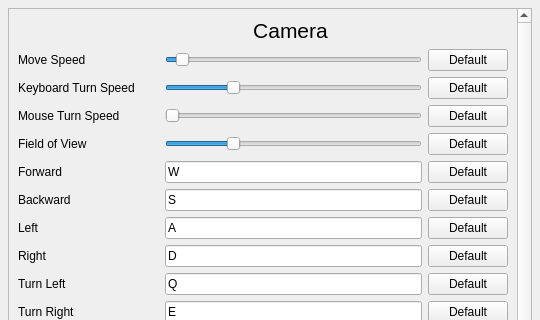
First picture: the form in src/window/settings/SettingsDialog.ui, repository usnistgov/NetSimulyzer, before the edit; both pictures show x 0 to 540 and y 0 to 320 of the 540 by 677 pixel window.
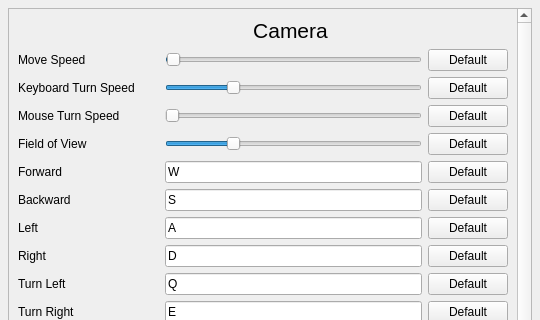
Second picture: the form after the edit. Custom widgets are drawn as their Qt base class.

Commit message:
Increase range of the "Move Speed" slider
Close: https://gitlab.nist.gov/gitlab/wnd-publicsafety/visualizer/NetSimulyzer/-/issues/127

Diff of the .ui file:
```diff
--- a/src/window/settings/SettingsDialog.ui
+++ b/src/window/settings/SettingsDialog.ui
@@ -38,7 +38,7 @@
       <property name="geometry">
        <rect>
         <x>0</x>
-        <y>-171</y>
+        <y>0</y>
         <width>508</width>
         <height>797</height>
        </rect>
@@ -257,7 +257,7 @@
           <number>1</number>
          </property>
          <property name="maximum">
-          <number>100</number>
+          <number>1000</number>
          </property>
          <property name="singleStep">
           <number>1</number>
```
The commit also changes 1 other file.
